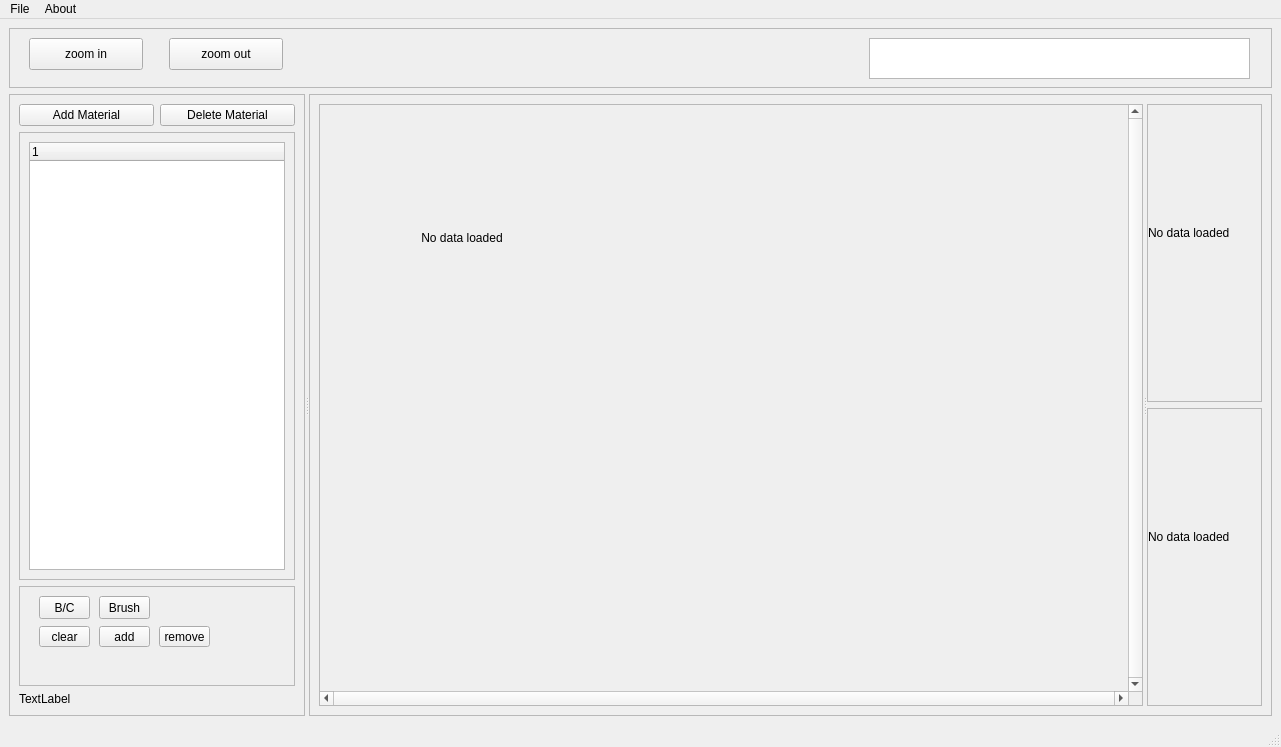
Old version of the form source/mainwindow.ui in the repository HaukeBartsch/ImageSegmentationEditor.
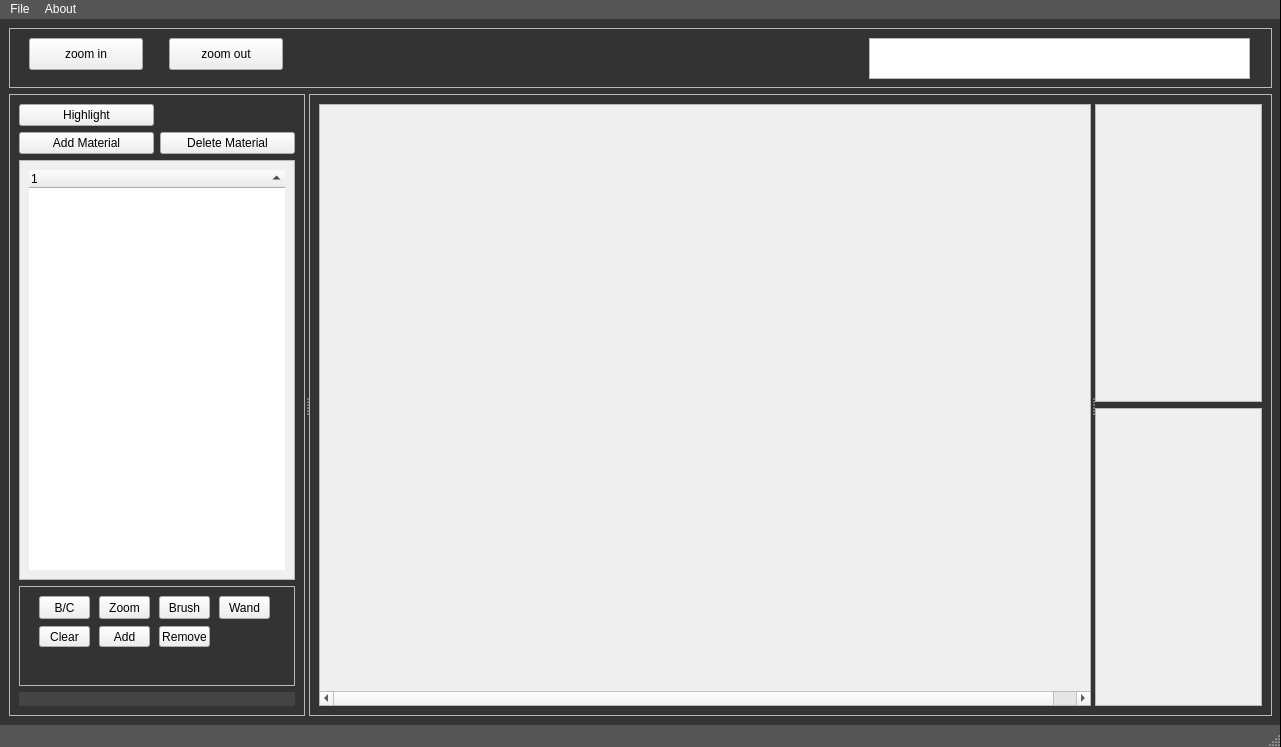
New version of the form.

```diff
--- a/source/mainwindow.ui
+++ b/source/mainwindow.ui
@@ -13,10 +13,39 @@
   <property name="windowTitle">
    <string>MainWindow</string>
   </property>
+  <property name="styleSheet">
+   <string notr="true">#centralwidget {
+background: #333333;
+border: none;
+border-right: 1px solid black;
+}
+#menubar {
+background: #555555;
+color: white;
+border: none;
+border-right: 1px solid black;
+}
+#statusbar {
+background: #555555;
+color: white;
+border: none;
+border-right: 1px solid black;
+}
+#label {
+  color: white;
+ background-color: #444444;
+}</string>
+  </property>
   <widget class="QWidget" name="centralwidget">
    <layout class="QVBoxLayout" name="verticalLayout">
     <item>
      <widget class="QFrame" name="frame_3">
+      <property name="minimumSize">
+       <size>
+        <width>0</width>
+        <height>60</height>
+       </size>
+      </property>
       <property name="maximumSize">
        <size>
         <width>16777215</width>
@@ -89,21 +118,28 @@
         <item row="0" column="0">
          <layout class="QVBoxLayout" name="verticalLayout_2">
           <item>
-           <layout class="QHBoxLayout" name="horizontalLayout">
-            <item>
-             <widget class="QPushButton" name="pushButton">
-              <property name="text">
-               <string>Add Material</string>
-              </property>
-             </widget>
-            </item>
-            <item>
+           <layout class="QGridLayout" name="gridLayout_4">
+            <item row="1" column="1">
              <widget class="QPushButton" name="pushButton_2">
               <property name="text">
                <string>Delete Material</string>
               </property>
              </widget>
             </item>
+            <item row="1" column="0">
+             <widget class="QPushButton" name="pushButton">
+              <property name="text">
+               <string>Add Material</string>
+              </property>
+             </widget>
+            </item>
+            <item row="0" column="0">
+             <widget class="QPushButton" name="pushButton_5">
+              <property name="text">
+               <string>Highlight</string>
+              </property>
+             </widget>
+            </item>
            </layout>
           </item>
           <item>
@@ -117,12 +153,30 @@
                <x>0</x>
                <y>0</y>
                <width>280</width>
-               <height>390</height>
+               <height>356</height>
               </rect>
              </property>
              <layout class="QGridLayout" name="gridLayout_2">
               <item row="0" column="0">
                <widget class="QTreeWidget" name="treeWidget">
+                <property name="frameShape">
+                 <enum>QFrame::NoFrame</enum>
+                </property>
+                <property name="frameShadow">
+                 <enum>QFrame::Plain</enum>
+                </property>
+                <property name="lineWidth">
+                 <number>0</number>
+                </property>
+                <property name="alternatingRowColors">
+                 <bool>true</bool>
+                </property>
+                <property name="sortingEnabled">
+                 <bool>true</bool>
+                </property>
+                <property name="animated">
+                 <bool>true</bool>
+                </property>
                 <column>
                  <property name="text">
                   <string notr="true">1</string>
@@ -167,7 +221,7 @@
             <widget class="QToolButton" name="toolButton_2">
              <property name="geometry">
               <rect>
-               <x>80</x>
+               <x>140</x>
                <y>10</y>
                <width>51</width>
                <height>23</height>
@@ -190,7 +244,7 @@
               </rect>
              </property>
              <property name="text">
-              <string>clear</string>
+              <string>Clear</string>
              </property>
             </widget>
             <widget class="QToolButton" name="toolButton_4">
@@ -203,7 +257,7 @@
               </rect>
              </property>
              <property name="text">
-              <string>add</string>
+              <string>Add</string>
              </property>
             </widget>
             <widget class="QToolButton" name="toolButton_5">
@@ -216,7 +270,39 @@
               </rect>
              </property>
              <property name="text">
-              <string>remove</string>
+              <string>Remove</string>
+             </property>
+            </widget>
+            <widget class="QToolButton" name="toolButton_6">
+             <property name="geometry">
+              <rect>
+               <x>200</x>
+               <y>10</y>
+               <width>51</width>
+               <height>23</height>
+              </rect>
+             </property>
+             <property name="text">
+              <string>Wand</string>
+             </property>
+             <property name="checkable">
+              <bool>true</bool>
+             </property>
+            </widget>
+            <widget class="QToolButton" name="zoomToggle">
+             <property name="geometry">
+              <rect>
+               <x>80</x>
+               <y>10</y>
+               <width>51</width>
+               <height>23</height>
+              </rect>
+             </property>
+             <property name="text">
+              <string>Zoom</string>
+             </property>
+             <property name="checkable">
+              <bool>true</bool>
              </property>
             </widget>
            </widget>
@@ -226,7 +312,10 @@
         <item row="1" column="0">
          <widget class="QLabel" name="label">
           <property name="text">
-           <string>TextLabel</string>
+           <string/>
+          </property>
+          <property name="class" stdset="0">
+           <string>bottomLabel</string>
           </property>
          </widget>
         </item>
@@ -271,10 +360,10 @@
             </size>
            </property>
            <property name="verticalScrollBarPolicy">
-            <enum>Qt::ScrollBarAlwaysOn</enum>
+            <enum>Qt::ScrollBarAsNeeded</enum>
            </property>
            <property name="horizontalScrollBarPolicy">
-            <enum>Qt::ScrollBarAlwaysOn</enum>
+            <enum>Qt::ScrollBarAsNeeded</enum>
            </property>
            <property name="widgetResizable">
             <bool>false</bool>
@@ -290,32 +379,16 @@
              <rect>
               <x>0</x>
               <y>0</y>
-              <width>781</width>
+              <width>794</width>
               <height>576</height>
              </rect>
             </property>
-            <widget class="QLabel" name="Image1">
-             <property name="geometry">
-              <rect>
-               <x>0</x>
-               <y>0</y>
-               <width>256</width>
-               <height>256</height>
-              </rect>
-             </property>
-             <property name="focusPolicy">
-              <enum>Qt::WheelFocus</enum>
-             </property>
-             <property name="text">
-              <string>No data loaded</string>
-             </property>
-             <property name="scaledContents">
-              <bool>false</bool>
-             </property>
-             <property name="alignment">
-              <set>Qt::AlignCenter</set>
-             </property>
-            </widget>
+            <property name="sizePolicy">
+             <sizepolicy hsizetype="Preferred" vsizetype="Preferred">
+              <horstretch>0</horstretch>
+              <verstretch>0</verstretch>
+             </sizepolicy>
+            </property>
            </widget>
           </widget>
           <widget class="QWidget" name="layoutWidget">
@@ -329,84 +402,34 @@
                </size>
               </property>
               <property name="widgetResizable">
-               <bool>true</bool>
+               <bool>false</bool>
               </property>
               <widget class="QWidget" name="scrollAreaWidgetContents_2">
                <property name="geometry">
                 <rect>
                  <x>0</x>
                  <y>0</y>
-                 <width>453</width>
+                 <width>107</width>
                  <height>281</height>
                 </rect>
                </property>
-               <widget class="QLabel" name="Image2">
-                <property name="geometry">
-                 <rect>
-                  <x>0</x>
-                  <y>0</y>
-                  <width>256</width>
-                  <height>256</height>
-                 </rect>
-                </property>
-                <property name="mouseTracking">
-                 <bool>true</bool>
-                </property>
-                <property name="focusPolicy">
-                 <enum>Qt::ClickFocus</enum>
-                </property>
-                <property name="text">
-                 <string>No data loaded</string>
-                </property>
-                <property name="scaledContents">
-                 <bool>true</bool>
-                </property>
-               </widget>
               </widget>
              </widget>
             </item>
             <item>
              <widget class="QScrollArea" name="scrollArea_3">
               <property name="widgetResizable">
-               <bool>true</bool>
+               <bool>false</bool>
               </property>
               <widget class="QWidget" name="scrollAreaWidgetContents_3">
                <property name="geometry">
                 <rect>
                  <x>0</x>
                  <y>0</y>
-                 <width>453</width>
+                 <width>107</width>
                  <height>281</height>
                 </rect>
                </property>
-               <widget class="QLabel" name="Image3">
-                <property name="geometry">
-                 <rect>
-                  <x>0</x>
-                  <y>0</y>
-                  <width>256</width>
-                  <height>256</height>
-                 </rect>
-                </property>
-                <property name="sizePolicy">
-                 <sizepolicy hsizetype="Expanding" vsizetype="Expanding">
-                  <horstretch>0</horstretch>
-                  <verstretch>0</verstretch>
-                 </sizepolicy>
-                </property>
-                <property name="mouseTracking">
-                 <bool>true</bool>
-                </property>
-                <property name="focusPolicy">
-                 <enum>Qt::ClickFocus</enum>
-                </property>
-                <property name="text">
-                 <string>No data loaded</string>
-                </property>
-                <property name="scaledContents">
-                 <bool>true</bool>
-                </property>
-               </widget>
               </widget>
              </widget>
             </item>
```
